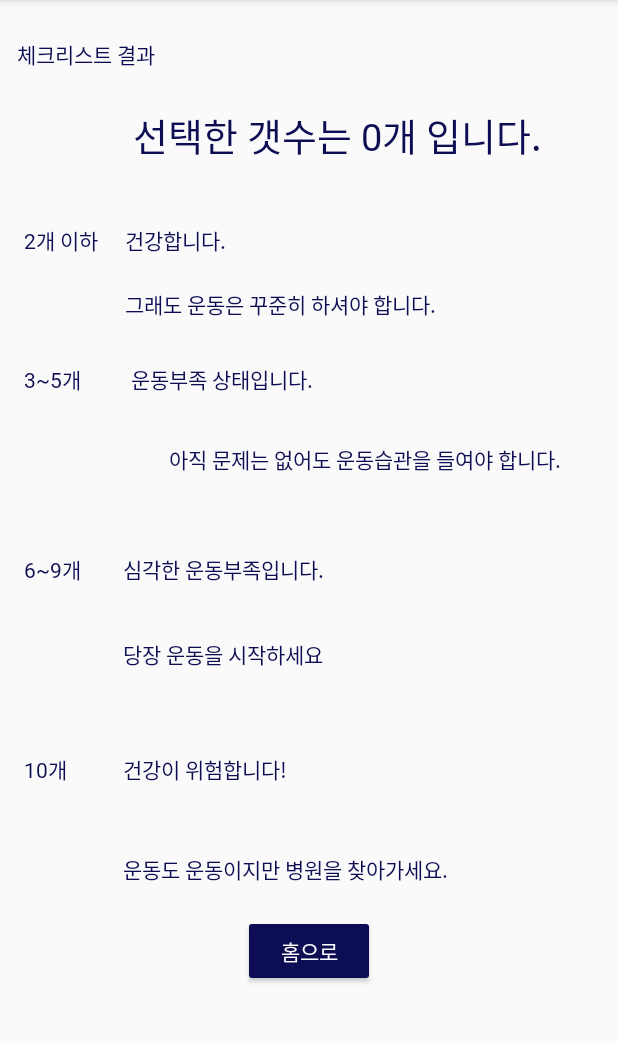
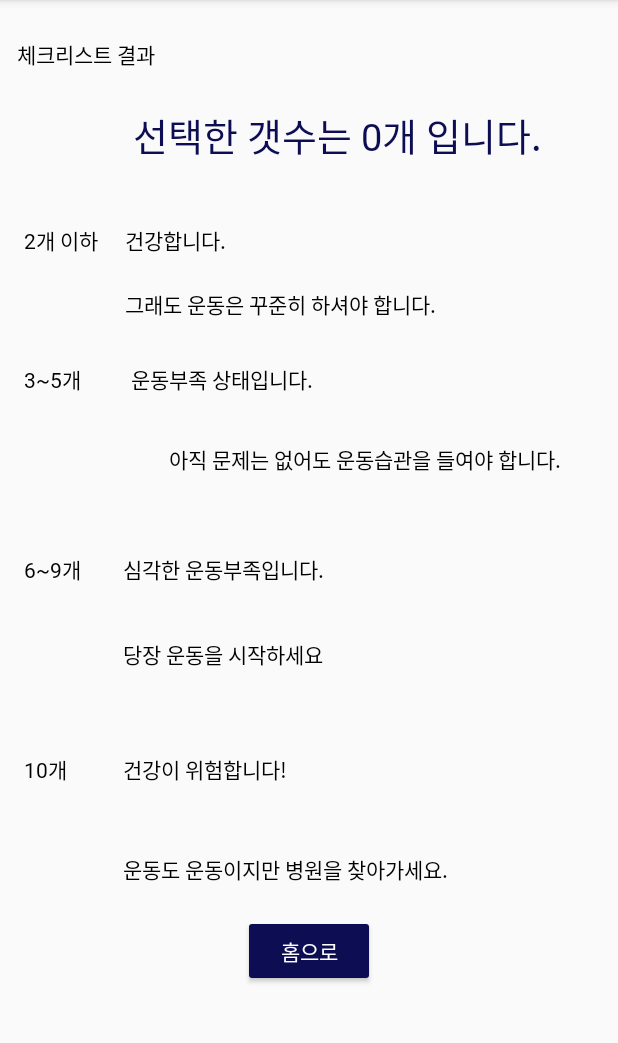
Before and after one commit to ildangazo-health/please2, an Android app: the ListActivity screen opened directly, with no data from a screen before it, on a phone screen of 412 x 824 dp, the part 84-1127 px from its top. Run offline under Robolectric (Android 15) with nearby library versions, the phone set to English and light mode, and no system bars.

Commit message:
check_result 텍스트 색 변경

```diff
--- a/app/src/main/res/layout/check_result.xml
+++ b/app/src/main/res/layout/check_result.xml
@@ -13,6 +13,7 @@
         android:layout_marginStart="11dp"
         android:layout_marginTop="25dp"
         android:text="체크리스트 결과"
+        android:textColor="#000000"
         app:layout_constraintStart_toStartOf="parent"
         app:layout_constraintTop_toTopOf="parent"
         tools:ignore="MissingConstraints" />
@@ -34,6 +35,7 @@
         android:layout_height="wrap_content"
         android:layout_marginStart="16dp"
         android:text="2개 이하"
+        android:textColor="#000000"
         app:layout_constraintBaseline_toBaselineOf="@+id/check2_result1"
         app:layout_constraintStart_toStartOf="parent"
         tools:ignore="MissingConstraints" />
@@ -45,6 +47,7 @@
         android:layout_marginStart="18dp"
         android:layout_marginTop="40dp"
         android:text="건강합니다."
+        android:textColor="#000000"
         app:layout_constraintStart_toEndOf="@+id/check2"
         app:layout_constraintTop_toBottomOf="@+id/result_text_view"
         tools:ignore="MissingConstraints" />
@@ -56,6 +59,7 @@
         android:layout_height="wrap_content"
         android:layout_marginTop="21dp"
         android:text="그래도 운동은 꾸준히 하셔야 합니다."
+        android:textColor="#000000"
         app:layout_constraintStart_toStartOf="@+id/check2_result1"
         app:layout_constraintTop_toBottomOf="@+id/check2_result1"
         tools:ignore="MissingConstraints" />
@@ -67,6 +71,7 @@
         android:layout_marginStart="4dp"
         android:layout_marginBottom="32dp"
         android:text="운동부족 상태입니다."
+        android:textColor="#000000"
         app:layout_constraintBottom_toTopOf="@+id/check5_result2"
         app:layout_constraintStart_toStartOf="@+id/check2_result2"
         tools:ignore="MissingConstraints" />
@@ -77,6 +82,7 @@
         android:layout_height="wrap_content"
         android:layout_marginStart="16dp"
         android:text="3~5개"
+        android:textColor="#000000"
         app:layout_constraintBaseline_toBaselineOf="@+id/check5_result1"
         app:layout_constraintStart_toStartOf="parent"
         tools:ignore="MissingConstraints" />
@@ -88,6 +94,7 @@
         android:layout_marginTop="82dp"
         android:layout_marginEnd="38dp"
         android:text="아직 문제는 없어도 운동습관을 들여야 합니다."
+        android:textColor="#000000"
         app:layout_constraintEnd_toEndOf="parent"
         app:layout_constraintTop_toBottomOf="@+id/check2_result2"
         tools:ignore="MissingConstraints" />
@@ -99,6 +106,7 @@
         android:layout_marginStart="37dp"
         android:layout_marginTop="55dp"
         android:text="건강이 위험합니다!"
+        android:textColor="#000000"
         app:layout_constraintStart_toEndOf="@+id/check10"
         app:layout_constraintTop_toBottomOf="@+id/check9_result2"
         tools:ignore="MissingConstraints" />
@@ -109,6 +117,7 @@
         android:layout_height="wrap_content"
         android:layout_marginTop="35dp"
         android:text="당장 운동을 시작하세요"
+        android:textColor="#000000"
         app:layout_constraintStart_toStartOf="@+id/check9_result1"
         app:layout_constraintTop_toBottomOf="@+id/check9_result1"
         tools:ignore="MissingConstraints" />
@@ -119,6 +128,7 @@
         android:layout_height="wrap_content"
         android:layout_marginStart="16dp"
         android:text="6~9개"
+        android:textColor="#000000"
         app:layout_constraintBaseline_toBaselineOf="@+id/check9_result1"
         app:layout_constraintStart_toStartOf="parent"
         tools:ignore="MissingConstraints" />
@@ -129,6 +139,7 @@
         android:layout_height="wrap_content"
         android:layout_marginStart="16dp"
         android:text="10개"
+        android:textColor="#000000"
         app:layout_constraintBaseline_toBaselineOf="@+id/check10_result1"
         app:layout_constraintStart_toStartOf="parent"
         tools:ignore="MissingConstraints" />
@@ -139,6 +150,7 @@
         android:layout_height="wrap_content"
         android:layout_marginTop="45dp"
         android:text="운동도 운동이지만 병원을 찾아가세요."
+        android:textColor="#000000"
         app:layout_constraintStart_toStartOf="@+id/check10_result1"
         app:layout_constraintTop_toBottomOf="@+id/check10_result1"
         tools:ignore="MissingConstraints" />
@@ -150,6 +162,7 @@
         android:layout_marginStart="28dp"
         android:layout_marginTop="52dp"
         android:text="심각한 운동부족입니다."
+        android:textColor="#000000"
         app:layout_constraintStart_toEndOf="@+id/check9"
         app:layout_constraintTop_toBottomOf="@+id/check5_result2"
         tools:ignore="MissingConstraints" />
```
